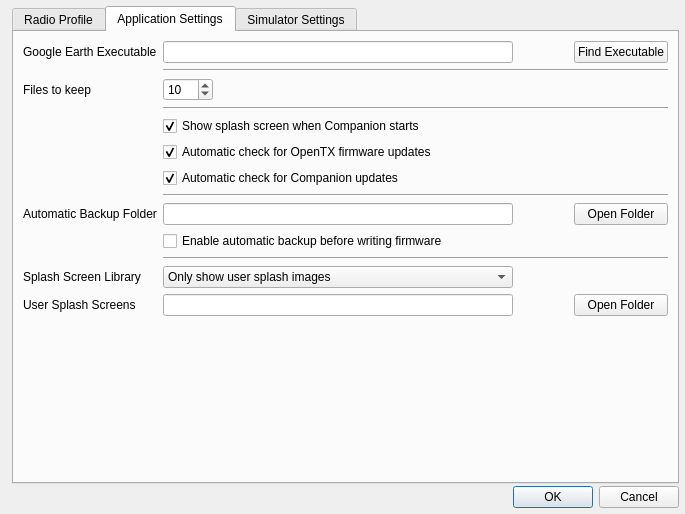
First picture: the form in companion/src/apppreferencesdialog.ui, repository opentx/opentx, before the edit.
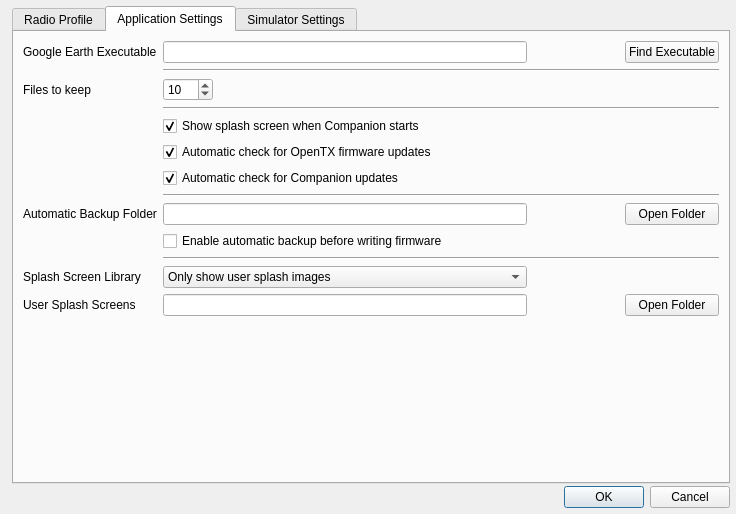
Second picture: the form after the edit. The open tabs and pages were chosen to show the change.

Commit message: Swedish translation of almost all new Wizard strings.

```diff
--- a/companion/src/apppreferencesdialog.ui
+++ b/companion/src/apppreferencesdialog.ui
@@ -6,7 +6,7 @@
    <rect>
     <x>0</x>
     <y>0</y>
-    <width>685</width>
+    <width>736</width>
     <height>514</height>
    </rect>
   </property>
@@ -672,16 +672,6 @@
          </property>
         </widget>
        </item>
-       <item row="5" column="1">
-        <widget class="QCheckBox" name="startupCheck_fw">
-         <property name="text">
-          <string>Automatic check for OpenTX firmware updates</string>
-         </property>
-         <property name="checked">
-          <bool>true</bool>
-         </property>
-        </widget>
-       </item>
        <item row="8" column="1">
         <widget class="QLineEdit" name="backupPath">
          <property name="minimumSize">
@@ -742,13 +732,6 @@
          </property>
         </widget>
        </item>
-       <item row="9" column="1">
-        <widget class="QCheckBox" name="backupEnable">
-         <property name="text">
-          <string>Enable automatic backup before writing firmware</string>
-         </property>
-        </widget>
-       </item>
        <item row="8" column="4">
         <widget class="QPushButton" name="backupPathButton">
          <property name="text">
@@ -776,16 +759,6 @@
          </property>
         </widget>
        </item>
-       <item row="6" column="1">
-        <widget class="QCheckBox" name="startupCheck_companion9x">
-         <property name="text">
-          <string>Automatic check for Companion updates</string>
-         </property>
-         <property name="checked">
-          <bool>true</bool>
-         </property>
-        </widget>
-       </item>
        <item row="7" column="1" colspan="4">
         <widget class="Line" name="line_2">
          <property name="orientation">
@@ -793,16 +766,6 @@
          </property>
         </widget>
        </item>
-       <item row="4" column="1">
-        <widget class="QCheckBox" name="showSplash">
-         <property name="text">
-          <string>Show splash screen when Companion starts</string>
-         </property>
-         <property name="checked">
-          <bool>true</bool>
-         </property>
-        </widget>
-       </item>
        <item row="0" column="3">
         <spacer name="horizontalSpacer_4">
          <property name="orientation">
@@ -826,6 +789,43 @@
          </property>
         </widget>
        </item>
+       <item row="4" column="1" colspan="4">
+        <widget class="QCheckBox" name="showSplash">
+         <property name="text">
+          <string>Show splash screen when Companion starts</string>
+         </property>
+         <property name="checked">
+          <bool>true</bool>
+         </property>
+        </widget>
+       </item>
+       <item row="5" column="1" colspan="4">
+        <widget class="QCheckBox" name="startupCheck_fw">
+         <property name="text">
+          <string>Automatic check for OpenTX firmware updates</string>
+         </property>
+         <property name="checked">
+          <bool>true</bool>
+         </property>
+        </widget>
+       </item>
+       <item row="6" column="1" colspan="4">
+        <widget class="QCheckBox" name="startupCheck_companion9x">
+         <property name="text">
+          <string>Automatic check for Companion updates</string>
+         </property>
+         <property name="checked">
+          <bool>true</bool>
+         </property>
+        </widget>
+       </item>
+       <item row="9" column="1" colspan="4">
+        <widget class="QCheckBox" name="backupEnable">
+         <property name="text">
+          <string>Enable automatic backup before writing firmware</string>
+         </property>
+        </widget>
+       </item>
       </layout>
      </widget>
      <widget class="QWidget" name="simulatorTab">
```
Left out of the diff: 84 changed lines with no effect on the pictures. The commit also changes 1 other file.
